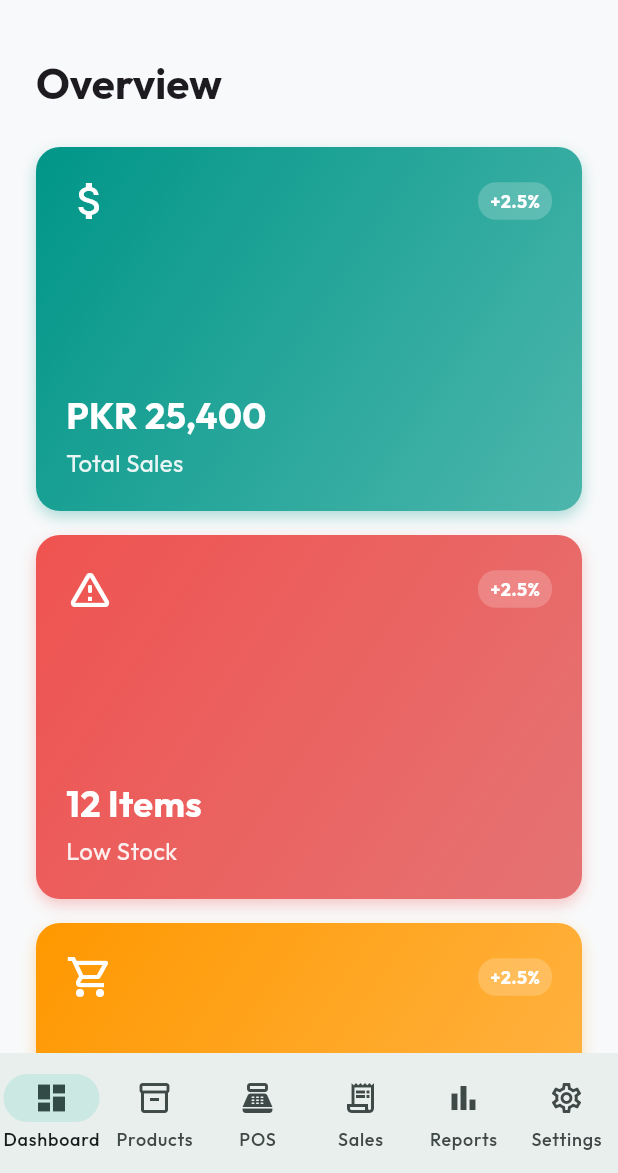
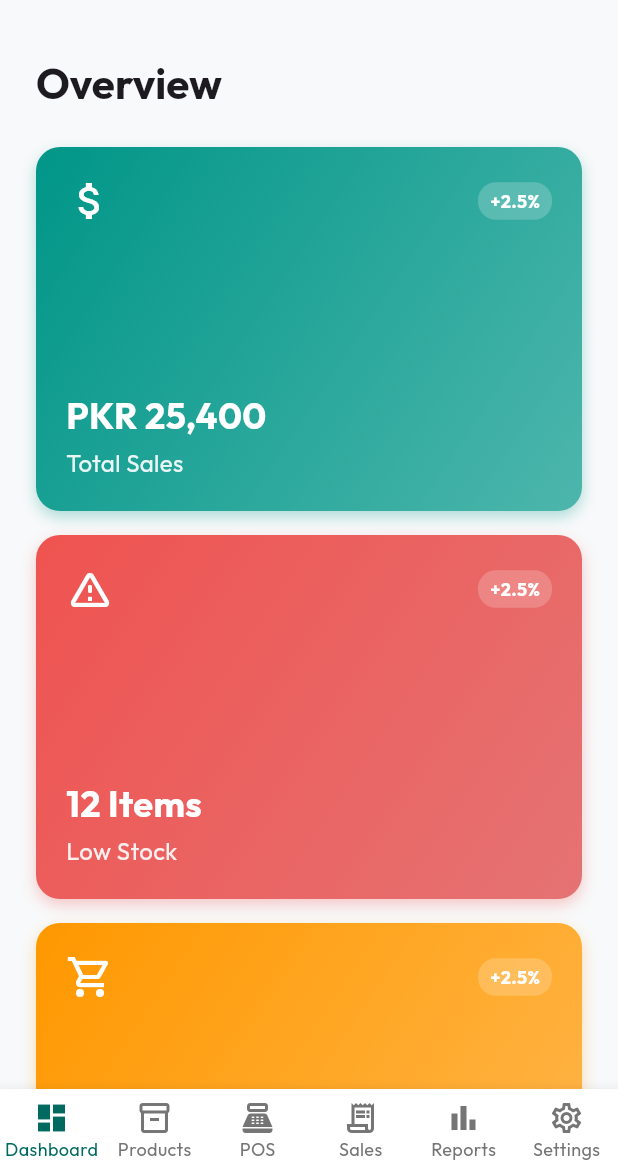
Before and after one commit to zainsaeed111/Stockify, a Flutter app: the DashboardScreen screen opened directly, on a phone screen of 412 x 824 dp, the part 63-1236 px from its top. Run offline on Flutter 3.47's test engine with Material 3 defaults, Android fonts, the phone set to English and light mode, and no system bars; our stand-ins replace cloud_firestore, csv, drift, file_picker, firebase_core, fl_chart and 6 more; accounts and stored records are empty; generated files the repository leaves out were written again.

Commit message:
Updated login and dashboard screens

```diff
--- a/lib/ui/auth/login_screen.dart
+++ b/lib/ui/auth/login_screen.dart
@@ -1,5 +1,6 @@
 import 'package:flutter/material.dart';
 import 'package:flutter_riverpod/flutter_riverpod.dart';
+import 'package:shared_preferences/shared_preferences.dart';
 import '../../data/repositories/shop_repository.dart';
 import '../../data/providers/current_shop_provider.dart';
 import '../dashboard/dashboard_screen.dart';
@@ -49,6 +50,10 @@ class _LoginScreenState extends ConsumerState<LoginScreen> {
 
       // Store business data in provider for use throughout the app
       ref.read(currentShopProvider.notifier).setShop(businessData);
+
+      // Save key for persistent login
+      final prefs = await SharedPreferences.getInstance();
+      await prefs.setString('security_key', key);
 
       // Success! Login
       if (mounted) {
--- a/lib/ui/dashboard/dashboard_screen.dart
+++ b/lib/ui/dashboard/dashboard_screen.dart
@@ -1,6 +1,7 @@
 import 'package:flutter/material.dart';
 import 'package:flutter/services.dart';
 import 'package:flutter_riverpod/flutter_riverpod.dart';
+import 'package:shared_preferences/shared_preferences.dart';
 import '../sales/sales_history_screen.dart';
 import '../medicines/medicines_screen.dart';
 import '../pos/pos_screen.dart';
@@ -55,7 +56,12 @@ class _DashboardScreenState extends ConsumerState<DashboardScreen> {
           ),
           ElevatedButton(
             style: ElevatedButton.styleFrom(backgroundColor: Colors.red),
-            onPressed: () {
+            onPressed: () async {
+              // Clear session
+              final prefs = await SharedPreferences.getInstance();
+              await prefs.remove('security_key');
+
+              if (!mounted) return;
               Navigator.pop(ctx);
               Navigator.pushAndRemoveUntil(
                 context,
@@ -130,16 +136,22 @@ class _DashboardScreenState extends ConsumerState<DashboardScreen> {
               } else {
                 return Scaffold(
                   body: _screens[_selectedIndex],
-                  bottomNavigationBar: NavigationBar(
-                    selectedIndex: _selectedIndex,
-                    onDestinationSelected: _navigateToIndex,
-                    destinations: const [
-                      NavigationDestination(icon: Icon(Icons.dashboard_outlined), selectedIcon: Icon(Icons.dashboard), label: 'Dashboard'),
-                      NavigationDestination(icon: Icon(Icons.inventory_2_outlined), selectedIcon: Icon(Icons.inventory_2), label: 'Products'),
-                      NavigationDestination(icon: Icon(Icons.point_of_sale_outlined), selectedIcon: Icon(Icons.point_of_sale), label: 'POS'),
-                      NavigationDestination(icon: Icon(Icons.receipt_long_outlined), selectedIcon: Icon(Icons.receipt_long), label: 'Sales'),
-                      NavigationDestination(icon: Icon(Icons.bar_chart_outlined), selectedIcon: Icon(Icons.bar_chart), label: 'Reports'),
-                      NavigationDestination(icon: Icon(Icons.settings_outlined), selectedIcon: Icon(Icons.settings), label: 'Settings'),
+                  bottomNavigationBar: BottomNavigationBar(
+                    currentIndex: _selectedIndex,
+                    onTap: _navigateToIndex,
+                    type: BottomNavigationBarType.fixed,
+                    backgroundColor: Colors.white,
+                    selectedItemColor: Theme.of(context).primaryColor,
+                    unselectedItemColor: Colors.grey.shade600,
+                    selectedFontSize: 12,
+                    unselectedFontSize: 12,
+                    items: const [
+                      BottomNavigationBarItem(icon: Icon(Icons.dashboard_outlined), activeIcon: Icon(Icons.dashboard), label: 'Dashboard'),
+                      BottomNavigationBarItem(icon: Icon(Icons.inventory_2_outlined), activeIcon: Icon(Icons.inventory_2), label: 'Products'),
+                      BottomNavigationBarItem(icon: Icon(Icons.point_of_sale_outlined), activeIcon: Icon(Icons.point_of_sale), label: 'POS'),
+                      BottomNavigationBarItem(icon: Icon(Icons.receipt_long_outlined), activeIcon: Icon(Icons.receipt_long), label: 'Sales'),
+                      BottomNavigationBarItem(icon: Icon(Icons.bar_chart_outlined), activeIcon: Icon(Icons.bar_chart), label: 'Reports'),
+                      BottomNavigationBarItem(icon: Icon(Icons.settings_outlined), activeIcon: Icon(Icons.settings), label: 'Settings'),
                     ],
                   ),
                 );
--- a/pubspec.yaml
+++ b/pubspec.yaml
@@ -52,6 +52,7 @@ dependencies:
   cloud_firestore: ^6.1.0
   email_otp: ^3.0.2
   image_picker: ^1.2.1
+  shared_preferences: ^2.5.4
 
 dev_dependencies:
   flutter_test:
```
Also changed, not shown: lib/ui/splash_screen.dart (+44 -8 lines), pubspec.lock, 1 other file.
